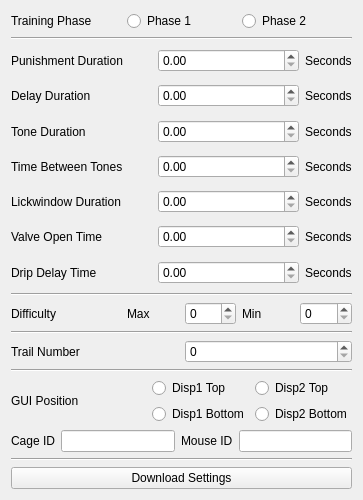
Before: the Qt Designer form settingsUI.ui in Salk-Shtrahman/Temporal, drawn with Qt 5.
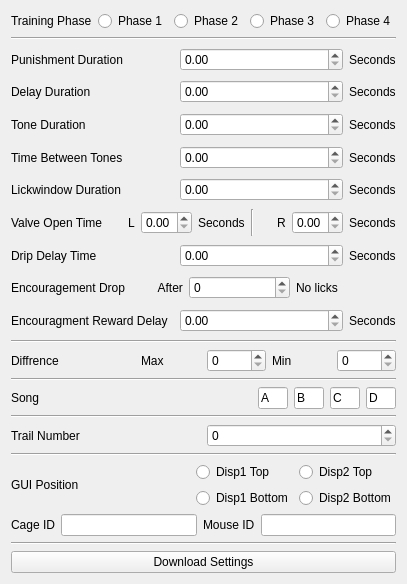
After: the same form once the commit is applied.

```diff
--- a/settingsUI.ui
+++ b/settingsUI.ui
@@ -6,8 +6,8 @@
    <rect>
     <x>0</x>
     <y>0</y>
-    <width>363</width>
-    <height>500</height>
+    <width>404</width>
+    <height>584</height>
    </rect>
   </property>
   <property name="windowTitle">
@@ -30,7 +30,44 @@
    </item>
    <item row="1" column="0">
     <layout class="QGridLayout" name="gridLayout">
-     <item row="2" column="0">
+     <item row="7" column="0">
+      <layout class="QHBoxLayout" name="horizontalLayout_4">
+       <item>
+        <widget class="QLabel" name="label_4">
+         <property name="text">
+          <string>Time Between Tones</string>
+         </property>
+        </widget>
+       </item>
+       <item>
+        <widget class="QDoubleSpinBox" name="betweenToneBox">
+         <property name="buttonSymbols">
+          <enum>QAbstractSpinBox::UpDownArrows</enum>
+         </property>
+         <property name="maximum">
+          <double>5.000000000000000</double>
+         </property>
+         <property name="singleStep">
+          <double>0.050000000000000</double>
+         </property>
+        </widget>
+       </item>
+       <item>
+        <widget class="QLabel" name="label_13">
+         <property name="sizePolicy">
+          <sizepolicy hsizetype="Maximum" vsizetype="Preferred">
+           <horstretch>0</horstretch>
+           <verstretch>0</verstretch>
+          </sizepolicy>
+         </property>
+         <property name="text">
+          <string>Seconds</string>
+         </property>
+        </widget>
+       </item>
+      </layout>
+     </item>
+     <item row="3" column="0">
       <layout class="QHBoxLayout" name="horizontalLayout_2">
        <item>
         <widget class="QLabel" name="label_2">
@@ -67,7 +104,7 @@
        </item>
       </layout>
      </item>
-     <item row="4" column="0">
+     <item row="5" column="0">
       <layout class="QHBoxLayout" name="horizontalLayout_3">
        <item>
         <widget class="QLabel" name="label_3">
@@ -104,182 +141,7 @@
        </item>
       </layout>
      </item>
-     <item row="6" column="0">
-      <layout class="QHBoxLayout" name="horizontalLayout_4">
-       <item>
-        <widget class="QLabel" name="label_4">
-         <property name="text">
-          <string>Time Between Tones</string>
-         </property>
-        </widget>
-       </item>
-       <item>
-        <widget class="QDoubleSpinBox" name="betweenToneBox">
-         <property name="buttonSymbols">
-          <enum>QAbstractSpinBox::UpDownArrows</enum>
-         </property>
-         <property name="maximum">
-          <double>5.000000000000000</double>
-         </property>
-         <property name="singleStep">
-          <double>0.050000000000000</double>
-         </property>
-        </widget>
-       </item>
-       <item>
-        <widget class="QLabel" name="label_13">
-         <property name="sizePolicy">
-          <sizepolicy hsizetype="Maximum" vsizetype="Preferred">
-           <horstretch>0</horstretch>
-           <verstretch>0</verstretch>
-          </sizepolicy>
-         </property>
-         <property name="text">
-          <string>Seconds</string>
-         </property>
-        </widget>
-       </item>
-      </layout>
-     </item>
-     <item row="7" column="0">
-      <layout class="QHBoxLayout" name="horizontalLayout_7">
-       <item>
-        <widget class="QLabel" name="label_5">
-         <property name="text">
-          <string>Lickwindow Duration</string>
-         </property>
-        </widget>
-       </item>
-       <item>
-        <widget class="QDoubleSpinBox" name="lickBox">
-         <property name="buttonSymbols">
-          <enum>QAbstractSpinBox::UpDownArrows</enum>
-         </property>
-         <property name="maximum">
-          <double>5.000000000000000</double>
-         </property>
-         <property name="singleStep">
-          <double>0.050000000000000</double>
-         </property>
-        </widget>
-       </item>
-       <item>
-        <widget class="QLabel" name="label_12">
-         <property name="sizePolicy">
-          <sizepolicy hsizetype="Maximum" vsizetype="Preferred">
-           <horstretch>0</horstretch>
-           <verstretch>0</verstretch>
-          </sizepolicy>
-         </property>
-         <property name="text">
-          <string>Seconds</string>
-         </property>
-        </widget>
-       </item>
-      </layout>
-     </item>
-     <item row="3" column="0">
-      <layout class="QHBoxLayout" name="horizontalLayout_6">
-       <item>
-        <widget class="QLabel" name="label_6">
-         <property name="text">
-          <string>Delay Duration</string>
-         </property>
-        </widget>
-       </item>
-       <item>
-        <widget class="QDoubleSpinBox" name="delayBox">
-         <property name="buttonSymbols">
-          <enum>QAbstractSpinBox::UpDownArrows</enum>
-         </property>
-         <property name="maximum">
-          <double>5.000000000000000</double>
-         </property>
-         <property name="singleStep">
-          <double>0.050000000000000</double>
-         </property>
-        </widget>
-       </item>
-       <item>
-        <widget class="QLabel" name="label_15">
-         <property name="sizePolicy">
-          <sizepolicy hsizetype="Maximum" vsizetype="Preferred">
-           <horstretch>0</horstretch>
-           <verstretch>0</verstretch>
-          </sizepolicy>
-         </property>
-         <property name="text">
-          <string>Seconds</string>
-         </property>
-        </widget>
-       </item>
-      </layout>
-     </item>
-     <item row="0" column="0">
-      <layout class="QHBoxLayout" name="horizontalLayout">
-       <item>
-        <widget class="QLabel" name="label">
-         <property name="text">
-          <string>Training Phase</string>
-         </property>
-        </widget>
-       </item>
-       <item>
-        <widget class="QRadioButton" name="p1Button">
-         <property name="text">
-          <string>Phase 1</string>
-         </property>
-        </widget>
-       </item>
-       <item>
-        <widget class="QRadioButton" name="p2Button">
-         <property name="text">
-          <string>Phase 2</string>
-         </property>
-        </widget>
-       </item>
-      </layout>
-     </item>
-     <item row="11" column="0">
-      <layout class="QHBoxLayout" name="horizontalLayout_10">
-       <item>
-        <widget class="QLabel" name="label_7">
-         <property name="text">
-          <string>Difficulty</string>
-         </property>
-        </widget>
-       </item>
-       <item>
-        <layout class="QHBoxLayout" name="horizontalLayout_11">
-         <item>
-          <widget class="QLabel" name="label_8">
-           <property name="text">
-            <string>Max</string>
-           </property>
-          </widget>
-         </item>
-         <item>
-          <widget class="QSpinBox" name="maxBox"/>
-         </item>
-        </layout>
-       </item>
-       <item>
-        <layout class="QHBoxLayout" name="horizontalLayout_9">
-         <item>
-          <widget class="QLabel" name="label_9">
-           <property name="text">
-            <string>Min</string>
-           </property>
-          </widget>
-         </item>
-         <item>
-          <widget class="QSpinBox" name="minBox"/>
-         </item>
-        </layout>
-       </item>
-      </layout>
-     </item>
-     <item row="8" column="0">
+     <item row="9" column="0">
       <layout class="QHBoxLayout" name="horizontalLayout_8">
        <item>
         <widget class="QLabel" name="label_10">
@@ -288,6 +150,13 @@
          </property>
         </widget>
        </item>
+       <item alignment="Qt::AlignRight">
+        <widget class="QLabel" name="label_25">
+         <property name="text">
+          <string>L</string>
+         </property>
+        </widget>
+       </item>
        <item>
         <widget class="QDoubleSpinBox" name="valveBox">
          <property name="buttonSymbols">
@@ -314,9 +183,40 @@
          </property>
         </widget>
        </item>
+       <item>
+        <widget class="Line" name="line_7">
+         <property name="orientation">
+          <enum>Qt::Vertical</enum>
+         </property>
+        </widget>
+       </item>
+       <item alignment="Qt::AlignRight">
+        <widget class="QLabel" name="label_26">
+         <property name="text">
+          <string>R</string>
+         </property>
+        </widget>
+       </item>
+       <item>
+        <widget class="QDoubleSpinBox" name="valveBoxR">
+         <property name="maximum">
+          <double>5.000000000000000</double>
+         </property>
+         <property name="singleStep">
+          <double>0.050000000000000</double>
+         </property>
+        </widget>
+       </item>
+       <item>
+        <widget class="QLabel" name="label_24">
+         <property name="text">
+          <string>Seconds</string>
+         </property>
+        </widget>
+       </item>
       </layout>
      </item>
-     <item row="15" column="0">
+     <item row="18" column="0">
       <layout class="QHBoxLayout" name="horizontalLayout_13">
        <item>
         <widget class="QLabel" name="label_17">
@@ -337,7 +237,7 @@
        </item>
       </layout>
      </item>
-     <item row="17" column="0">
+     <item row="20" column="0">
       <layout class="QHBoxLayout" name="horizontalLayout_5">
        <item>
         <widget class="QLabel" name="label_20">
@@ -380,14 +280,21 @@
        </item>
       </layout>
      </item>
-     <item row="12" column="0">
+     <item row="15" column="0">
       <widget class="Line" name="line_3">
        <property name="orientation">
         <enum>Qt::Horizontal</enum>
        </property>
       </widget>
      </item>
-     <item row="9" column="0">
+     <item row="19" column="0">
+      <widget class="Line" name="line_2">
+       <property name="orientation">
+        <enum>Qt::Horizontal</enum>
+       </property>
+      </widget>
+     </item>
+     <item row="10" column="0">
       <layout class="QHBoxLayout" name="horizontalLayout_12">
        <item>
         <widget class="QLabel" name="label_18">
@@ -424,8 +331,8 @@
        </item>
       </layout>
      </item>
-     <item row="16" column="0">
-      <widget class="Line" name="line_2">
+     <item row="13" column="0">
+      <widget class="Line" name="line_4">
        <property name="orientation">
         <enum>Qt::Horizontal</enum>
        </property>
@@ -438,14 +345,7 @@
        </property>
       </widget>
      </item>
-     <item row="10" column="0">
-      <widget class="Line" name="line_4">
-       <property name="orientation">
-        <enum>Qt::Horizontal</enum>
-       </property>
-      </widget>
-     </item>
-     <item row="18" column="0">
+     <item row="21" column="0">
       <layout class="QHBoxLayout" name="horizontalLayout_15">
        <item>
         <widget class="QLabel" name="label_21">
@@ -469,6 +369,295 @@
        </item>
       </layout>
      </item>
+     <item row="8" column="0">
+      <layout class="QHBoxLayout" name="horizontalLayout_7">
+       <item>
+        <widget class="QLabel" name="label_5">
+         <property name="text">
+          <string>Lickwindow Duration</string>
+         </property>
+        </widget>
+       </item>
+       <item>
+        <widget class="QDoubleSpinBox" name="lickBox">
+         <property name="buttonSymbols">
+          <enum>QAbstractSpinBox::UpDownArrows</enum>
+         </property>
+         <property name="maximum">
+          <double>5.000000000000000</double>
+         </property>
+         <property name="singleStep">
+          <double>0.050000000000000</double>
+         </property>
+        </widget>
+       </item>
+       <item>
+        <widget class="QLabel" name="label_12">
+         <property name="sizePolicy">
+          <sizepolicy hsizetype="Maximum" vsizetype="Preferred">
+           <horstretch>0</horstretch>
+           <verstretch>0</verstretch>
+          </sizepolicy>
+         </property>
+         <property name="text">
+          <string>Seconds</string>
+         </property>
+        </widget>
+       </item>
+      </layout>
+     </item>
+     <item row="4" column="0">
+      <layout class="QHBoxLayout" name="horizontalLayout_6">
+       <item>
+        <widget class="QLabel" name="label_6">
+         <property name="text">
+          <string>Delay Duration</string>
+         </property>
+        </widget>
+       </item>
+       <item>
+        <widget class="QDoubleSpinBox" name="delayBox">
+         <property name="buttonSymbols">
+          <enum>QAbstractSpinBox::UpDownArrows</enum>
+         </property>
+         <property name="maximum">
+          <double>5.000000000000000</double>
+         </property>
+         <property name="singleStep">
+          <double>0.050000000000000</double>
+         </property>
+        </widget>
+       </item>
+       <item>
+        <widget class="QLabel" name="label_15">
+         <property name="sizePolicy">
+          <sizepolicy hsizetype="Maximum" vsizetype="Preferred">
+           <horstretch>0</horstretch>
+           <verstretch>0</verstretch>
+          </sizepolicy>
+         </property>
+         <property name="text">
+          <string>Seconds</string>
+         </property>
+        </widget>
+       </item>
+      </layout>
+     </item>
+     <item row="0" column="0">
+      <layout class="QHBoxLayout" name="horizontalLayout">
+       <item>
+        <widget class="QLabel" name="label">
+         <property name="text">
+          <string>Training Phase</string>
+         </property>
+        </widget>
+       </item>
+       <item>
+        <widget class="QRadioButton" name="p1Button">
+         <property name="text">
+          <string>Phase 1</string>
+         </property>
+        </widget>
+       </item>
+       <item>
+        <widget class="QRadioButton" name="p2Button">
+         <property name="text">
+          <string>Phase 2</string>
+         </property>
+        </widget>
+       </item>
+       <item>
+        <widget class="QRadioButton" name="p3Button">
+         <property name="text">
+          <string>Phase 3</string>
+         </property>
+        </widget>
+       </item>
+       <item>
+        <widget class="QRadioButton" name="p4Button">
+         <property name="text">
+          <string>Phase 4</string>
+         </property>
+        </widget>
+       </item>
+      </layout>
+     </item>
+     <item row="14" column="0">
+      <layout class="QHBoxLayout" name="horizontalLayout_10">
+       <item>
+        <widget class="QLabel" name="label_7">
+         <property name="text">
+          <string>Diffrence</string>
+         </property>
+        </widget>
+       </item>
+       <item>
+        <layout class="QHBoxLayout" name="horizontalLayout_11">
+         <item>
+          <widget class="QLabel" name="label_8">
+           <property name="text">
+            <string>Max</string>
+           </property>
+          </widget>
+         </item>
+         <item>
+          <widget class="QSpinBox" name="maxBox"/>
+         </item>
+        </layout>
+       </item>
+       <item>
+        <layout class="QHBoxLayout" name="horizontalLayout_9">
+         <item>
+          <widget class="QLabel" name="label_9">
+           <property name="text">
+            <string>Min</string>
+           </property>
+          </widget>
+         </item>
+         <item>
+          <widget class="QSpinBox" name="minBox"/>
+         </item>
+        </layout>
+       </item>
+      </layout>
+     </item>
+     <item row="11" column="0">
+      <layout class="QHBoxLayout" name="horizontalLayout_16">
+       <item>
+        <widget class="QLabel" name="label_27">
+         <property name="text">
+          <string>Encouragement Drop          After</string>
+         </property>
+        </widget>
+       </item>
+       <item>
+        <widget class="QSpinBox" name="encourageBox"/>
+       </item>
+       <item>
+        <widget class="QLabel" name="label_28">
+         <property name="text">
+          <string>No licks</string>
+         </property>
+        </widget>
+       </item>
+      </layout>
+     </item>
+     <item row="17" column="0">
+      <widget class="Line" name="line_6">
+       <property name="orientation">
+        <enum>Qt::Horizontal</enum>
+       </property>
+      </widget>
+     </item>
+     <item row="16" column="0">
+      <layout class="QHBoxLayout" name="horizontalLayout_14">
+       <item alignment="Qt::AlignLeft">
+        <widget class="QLabel" name="label_23">
+         <property name="sizePolicy">
+          <sizepolicy hsizetype="Preferred" vsizetype="Preferred">
+           <horstretch>0</horstretch>
+           <verstretch>0</verstretch>
+          </sizepolicy>
+         </property>
+         <property name="maximumSize">
+          <size>
+           <width>50</width>
+           <height>16777215</height>
+          </size>
+         </property>
+         <property name="text">
+          <string>Song</string>
+         </property>
+        </widget>
+       </item>
+       <item>
+        <widget class="QLineEdit" name="song1">
+         <property name="maximumSize">
+          <size>
+           <width>30</width>
+           <height>16777215</height>
+          </size>
+         </property>
+         <property name="text">
+          <string>A</string>
+         </property>
+        </widget>
+       </item>
+       <item>
+        <widget class="QLineEdit" name="song2">
+         <property name="maximumSize">
+          <size>
+           <width>30</width>
+           <height>16777215</height>
+          </size>
+         </property>
+         <property name="text">
+          <string>B</string>
+         </property>
+        </widget>
+       </item>
+       <item>
+        <widget class="QLineEdit" name="song3">
+         <property name="maximumSize">
+          <size>
+           <width>30</width>
+           <height>16777215</height>
+          </size>
+         </property>
+         <property name="text">
+          <string>C</string>
+         </property>
+        </widget>
+       </item>
+       <item>
+        <widget class="QLineEdit" name="song4">
+         <property name="maximumSize">
+          <size>
+           <width>30</width>
+           <height>16777215</height>
+          </size>
+         </property>
+         <property name="text">
+          <string>D</string>
+         </property>
+        </widget>
+       </item>
+      </layout>
+     </item>
+     <item row="12" column="0">
+      <layout class="QHBoxLayout" name="horizontalLayout_17">
+       <item>
+        <widget class="QLabel" name="label_29">
+         <property name="text">
+          <string>Encouragment Reward Delay</string>
+         </property>
+        </widget>
+       </item>
+       <item>
+        <widget class="QDoubleSpinBox" name="encourageDelayBox">
+         <property name="maximum">
+          <double>5.000000000000000</double>
+         </property>
+         <property name="singleStep">
+          <double>0.050000000000000</double>
+         </property>
+        </widget>
+       </item>
+       <item>
+        <widget class="QLabel" name="label_30">
+         <property name="sizePolicy">
+          <sizepolicy hsizetype="Maximum" vsizetype="Preferred">
+           <horstretch>0</horstretch>
+           <verstretch>0</verstretch>
+          </sizepolicy>
+         </property>
+         <property name="text">
+          <string>Seconds</string>
+         </property>
+        </widget>
+       </item>
+      </layout>
+     </item>
     </layout>
    </item>
   </layout>
```
Left out of the diff: 2 changed lines with no effect on the pictures.
